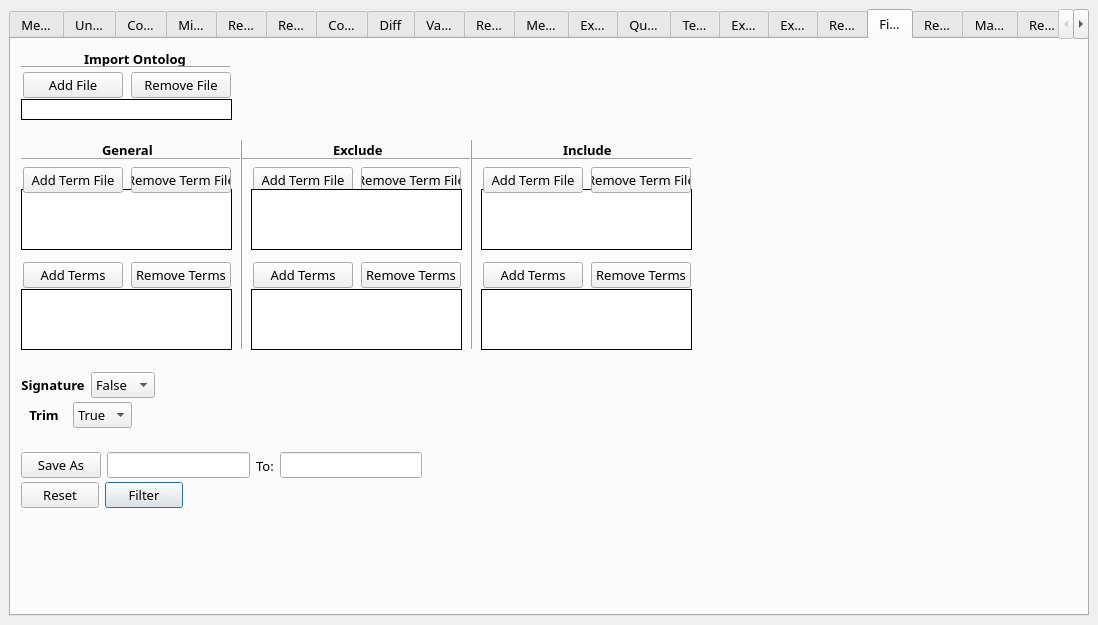
Before: the Qt Designer form src/GOBOT/mainwindow.ui in LukeLiu56809/GOBOT, drawn with Qt 5.
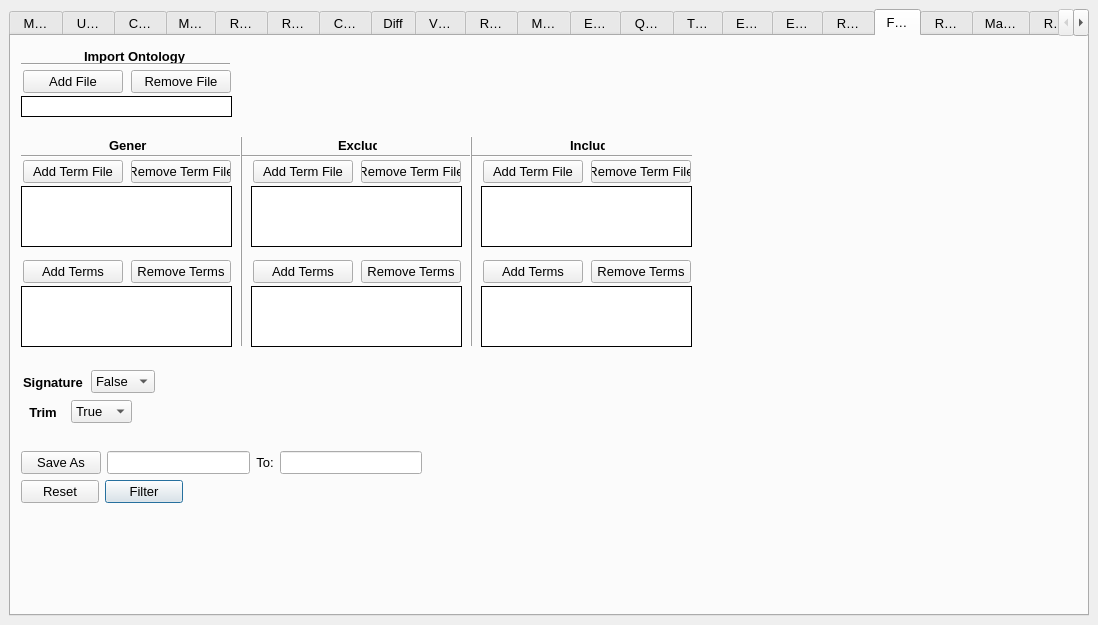
After: the same form once the commit is applied. The open tabs and pages were chosen to show the change.

Patch:
```diff
--- a/src/GOBOT/mainwindow.ui
+++ b/src/GOBOT/mainwindow.ui
@@ -12,7 +12,7 @@
   </property>
   <property name="font">
    <font>
-    <family>Futura</family>
+    <family>Arial</family>
     <pointsize>13</pointsize>
    </font>
   </property>
@@ -25,7 +25,7 @@
      <widget class="QTabWidget" name="tabWidget">
       <property name="font">
        <font>
-        <family>Galvji</family>
+        <family>Arial</family>
         <pointsize>10</pointsize>
         <bold>false</bold>
        </font>
@@ -8560,101 +8560,6 @@
          <enum>QFrame::Plain</enum>
         </property>
        </widget>
-       <widget class="QWidget" name="layoutWidget_232">
-        <property name="geometry">
-         <rect>
-          <x>10</x>
-          <y>100</y>
-          <width>214</width>
-          <height>54</height>
-         </rect>
-        </property>
-        <layout class="QVBoxLayout" name="verticalLayout_16">
-         <item alignment="Qt::AlignHCenter">
-          <widget class="QLabel" name="label_216">
-           <property name="font">
-            <font>
-             <family>Galvji</family>
-             <pointsize>10</pointsize>
-             <bold>true</bold>
-            </font>
-           </property>
-           <property name="text">
-            <string>General</string>
-           </property>
-          </widget>
-         </item>
-         <item>
-          <layout class="QHBoxLayout" name="horizontalLayout_364">
-           <item>
-            <widget class="QPushButton" name="filterGeneralAddTermFile">
-             <property name="sizePolicy">
-              <sizepolicy hsizetype="Ignored" vsizetype="Fixed">
-               <horstretch>0</horstretch>
-               <verstretch>0</verstretch>
-              </sizepolicy>
-             </property>
-             <property name="minimumSize">
-              <size>
-               <width>100</width>
-               <height>0</height>
-              </size>
-             </property>
-             <property name="maximumSize">
-              <size>
-               <width>100</width>
-               <height>16777215</height>
-              </size>
-             </property>
-             <property name="focusPolicy">
-              <enum>Qt::NoFocus</enum>
-             </property>
-             <property name="contextMenuPolicy">
-              <enum>Qt::DefaultContextMenu</enum>
-             </property>
-             <property name="text">
-              <string>Add Term File</string>
-             </property>
-             <property name="default">
-              <bool>false</bool>
-             </property>
-             <property name="flat">
-              <bool>false</bool>
-             </property>
-            </widget>
-           </item>
-           <item>
-            <widget class="QPushButton" name="filterGeneralRemoveTermFile">
-             <property name="sizePolicy">
-              <sizepolicy hsizetype="Ignored" vsizetype="Fixed">
-               <horstretch>0</horstretch>
-               <verstretch>0</verstretch>
-              </sizepolicy>
-             </property>
-             <property name="minimumSize">
-              <size>
-               <width>100</width>
-               <height>0</height>
-              </size>
-             </property>
-             <property name="maximumSize">
-              <size>
-               <width>100</width>
-               <height>16777215</height>
-              </size>
-             </property>
-             <property name="focusPolicy">
-              <enum>Qt::NoFocus</enum>
-             </property>
-             <property name="text">
-              <string>Remove Term File</string>
-             </property>
-            </widget>
-           </item>
-          </layout>
-         </item>
-        </layout>
-       </widget>
        <widget class="QLabel" name="label_217">
         <property name="geometry">
          <rect>
@@ -8666,7 +8571,7 @@
         </property>
         <property name="font">
          <font>
-          <family>Galvji</family>
+          <family>Arial</family>
           <pointsize>10</pointsize>
           <bold>true</bold>
          </font>
@@ -8906,101 +8811,6 @@
          <enum>QFrame::Plain</enum>
         </property>
        </widget>
-       <widget class="QWidget" name="layoutWidget_233">
-        <property name="geometry">
-         <rect>
-          <x>240</x>
-          <y>100</y>
-          <width>214</width>
-          <height>54</height>
-         </rect>
-        </property>
-        <layout class="QVBoxLayout" name="verticalLayout_17">
-         <item alignment="Qt::AlignHCenter">
-          <widget class="QLabel" name="label_218">
-           <property name="font">
-            <font>
-             <family>Galvji</family>
-             <pointsize>10</pointsize>
-             <bold>true</bold>
-            </font>
-           </property>
-           <property name="text">
-            <string>Exclude</string>
-           </property>
-          </widget>
-         </item>
-         <item>
-          <layout class="QHBoxLayout" name="horizontalLayout_367">
-           <item>
-            <widget class="QPushButton" name="filterExcludeAddTermFile">
-             <property name="sizePolicy">
-              <sizepolicy hsizetype="Ignored" vsizetype="Fixed">
-               <horstretch>0</horstretch>
-               <verstretch>0</verstretch>
-              </sizepolicy>
-             </property>
-             <property name="minimumSize">
-              <size>
-               <width>100</width>
-               <height>0</height>
-              </size>
-             </property>
-             <property name="maximumSize">
-              <size>
-               <width>100</width>
-               <height>16777215</height>
-              </size>
-             </property>
-             <property name="focusPolicy">
-              <enum>Qt::NoFocus</enum>
-             </property>
-             <property name="contextMenuPolicy">
-              <enum>Qt::DefaultContextMenu</enum>
-             </property>
-             <property name="text">
-              <string>Add Term File</string>
-             </property>
-             <property name="default">
-              <bool>false</bool>
-             </property>
-             <property name="flat">
-              <bool>false</bool>
-             </property>
-            </widget>
-           </item>
-           <item>
-            <widget class="QPushButton" name="filterExcludeRemoveTermFile">
-             <property name="sizePolicy">
-              <sizepolicy hsizetype="Ignored" vsizetype="Fixed">
-               <horstretch>0</horstretch>
-               <verstretch>0</verstretch>
-              </sizepolicy>
-             </property>
-             <property name="minimumSize">
-              <size>
-               <width>100</width>
-               <height>0</height>
-              </size>
-             </property>
-             <property name="maximumSize">
-              <size>
-               <width>100</width>
-               <height>16777215</height>
-              </size>
-             </property>
-             <property name="focusPolicy">
-              <enum>Qt::NoFocus</enum>
-             </property>
-             <property name="text">
-              <string>Remove Term File</string>
-             </property>
-            </widget>
-           </item>
-          </layout>
-         </item>
-        </layout>
-       </widget>
        <widget class="QListWidget" name="filterIncludeTermName">
         <property name="geometry">
          <rect>
@@ -9246,7 +9056,7 @@
           <widget class="QLabel" name="label_134">
            <property name="font">
             <font>
-             <family>Galvji</family>
+             <family>Arial</family>
              <pointsize>10</pointsize>
              <bold>true</bold>
             </font>
@@ -9298,7 +9108,7 @@
           <widget class="QLabel" name="label_135">
            <property name="font">
             <font>
-             <family>Galvji</family>
+             <family>Arial</family>
              <pointsize>10</pointsize>
              <bold>true</bold>
             </font>
@@ -9471,31 +9281,209 @@
          </item>
         </layout>
        </widget>
-       <widget class="QWidget" name="layoutWidget_418">
+       <widget class="QWidget" name="">
+        <property name="geometry">
+         <rect>
+          <x>240</x>
+          <y>120</y>
+          <width>212</width>
+          <height>32</height>
+         </rect>
+        </property>
+        <layout class="QHBoxLayout" name="horizontalLayout_367">
+         <item>
+          <widget class="QPushButton" name="filterExcludeAddTermFile">
+           <property name="sizePolicy">
+            <sizepolicy hsizetype="Ignored" vsizetype="Fixed">
+             <horstretch>0</horstretch>
+             <verstretch>0</verstretch>
+            </sizepolicy>
+           </property>
+           <property name="minimumSize">
+            <size>
+             <width>100</width>
+             <height>0</height>
+            </size>
+           </property>
+           <property name="maximumSize">
+            <size>
+             <width>100</width>
+             <height>16777215</height>
+            </size>
+           </property>
+           <property name="focusPolicy">
+            <enum>Qt::NoFocus</enum>
+           </property>
+           <property name="contextMenuPolicy">
+            <enum>Qt::DefaultContextMenu</enum>
+           </property>
+           <property name="text">
+            <string>Add Term File</string>
+           </property>
+           <property name="default">
+            <bool>false</bool>
+           </property>
+           <property name="flat">
+            <bool>false</bool>
+           </property>
+          </widget>
+         </item>
+         <item>
+          <widget class="QPushButton" name="filterExcludeRemoveTermFile">
+           <property name="sizePolicy">
+            <sizepolicy hsizetype="Ignored" vsizetype="Fixed">
+             <horstretch>0</horstretch>
+             <verstretch>0</verstretch>
+            </sizepolicy>
+           </property>
+           <property name="minimumSize">
+            <size>
+             <width>100</width>
+             <height>0</height>
+            </size>
+           </property>
+           <property name="maximumSize">
+            <size>
+             <width>100</width>
+             <height>16777215</height>
+            </size>
+           </property>
+           <property name="focusPolicy">
+            <enum>Qt::NoFocus</enum>
+           </property>
+           <property name="text">
+            <string>Remove Term File</string>
+           </property>
+          </widget>
+         </item>
+        </layout>
+       </widget>
+       <widget class="QLabel" name="label_218">
+        <property name="geometry">
+         <rect>
+          <x>327</x>
+          <y>101</y>
+          <width>39</width>
+          <height>16</height>
+         </rect>
+        </property>
+        <property name="font">
+         <font>
+          <family>Arial</family>
+          <pointsize>10</pointsize>
+          <bold>true</bold>
+         </font>
+        </property>
+        <property name="text">
+         <string>Exclude</string>
+        </property>
+       </widget>
+       <widget class="QWidget" name="">
+        <property name="geometry">
+         <rect>
+          <x>10</x>
+          <y>120</y>
+          <width>212</width>
+          <height>32</height>
+         </rect>
+        </property>
+        <layout class="QHBoxLayout" name="horizontalLayout_364">
+         <item>
+          <widget class="QPushButton" name="filterGeneralAddTermFile">
+           <property name="sizePolicy">
+            <sizepolicy hsizetype="Ignored" vsizetype="Fixed">
+             <horstretch>0</horstretch>
+             <verstretch>0</verstretch>
+            </sizepolicy>
+           </property>
+           <property name="minimumSize">
+            <size>
+             <width>100</width>
+             <height>0</height>
+            </size>
+           </property>
+           <property name="maximumSize">
+            <size>
+             <width>100</width>
+             <height>16777215</height>
+            </size>
+           </property>
+           <property name="focusPolicy">
+            <enum>Qt::NoFocus</enum>
+           </property>
+           <property name="contextMenuPolicy">
+            <enum>Qt::DefaultContextMenu</enum>
+           </property>
+           <property name="text">
+            <string>Add Term File</string>
+           </property>
+           <property name="default">
+            <bool>false</bool>
+           </property>
+           <property name="flat">
+            <bool>false</bool>
+           </property>
+          </widget>
+         </item>
+         <item>
+          <widget class="QPushButton" name="filterGeneralRemoveTermFile">
+           <property name="sizePolicy">
+            <sizepolicy hsizetype="Ignored" vsizetype="Fixed">
+             <horstretch>0</horstretch>
+             <verstretch>0</verstretch>
+            </sizepolicy>
+           </property>
+           <property name="minimumSize">
+            <size>
+             <width>100</width>
+             <height>0</height>
+            </size>
+           </property>
+           <property name="maximumSize">
+            <size>
+             <width>100</width>
+             <height>16777215</height>
+            </size>
+           </property>
+           <property name="focusPolicy">
+            <enum>Qt::NoFocus</enum>
+           </property>
+           <property name="text">
+            <string>Remove Term File</string>
+           </property>
+          </widget>
+         </item>
+        </layout>
+       </widget>
+       <widget class="QLabel" name="label_216">
+        <property name="geometry">
+         <rect>
+          <x>98</x>
+          <y>101</y>
+          <width>38</width>
+          <height>16</height>
+         </rect>
+        </property>
+        <property name="font">
+         <font>
+          <family>Arial</family>
+          <pointsize>10</pointsize>
+          <bold>true</bold>
+         </font>
+        </property>
+        <property name="text">
+         <string>General</string>
+        </property>
+       </widget>
+       <widget class="QWidget" name="">
         <property name="geometry">
          <rect>
           <x>470</x>
-          <y>100</y>
-          <width>214</width>
-          <height>54</height>
+          <y>120</y>
+          <width>212</width>
+          <height>32</height>
          </rect>
         </property>
-        <layout class="QVBoxLayout" name="verticalLayout_25">
-         <item alignment="Qt::AlignHCenter">
-          <widget class="QLabel" name="label_271">
-           <property name="font">
-            <font>
-             <family>Galvji</family>
-             <pointsize>10</pointsize>
-             <bold>true</bold>
-            </font>
-           </property>
-           <property name="text">
-            <string>Include</string>
-           </property>
-          </widget>
-         </item>
-         <item>
           <layout class="QHBoxLayout" name="horizontalLayout_439">
            <item>
             <widget class="QPushButton" name="filterIncludeAddTermFile">
@@ -9563,8 +9551,26 @@
             </widget>
            </item>
           </layout>
-         </item>
-        </layout>
+       </widget>
+       <widget class="QLabel" name="label_271">
+        <property name="geometry">
+         <rect>
+          <x>559</x>
+          <y>101</y>
+          <width>35</width>
+          <height>16</height>
+         </rect>
+        </property>
+        <property name="font">
+         <font>
+          <family>Arial</family>
+          <pointsize>10</pointsize>
+          <bold>true</bold>
+         </font>
+        </property>
+        <property name="text">
+         <string>Include</string>
+        </property>
        </widget>
       </widget>
       <widget class="QWidget" name="reason">
```
Left out of the diff: 1014 changed lines with no effect on the pictures. Lines whose indentation alone changed are shown as unchanged.
